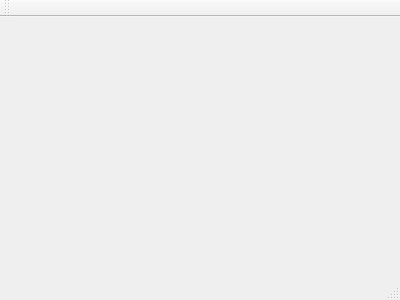
Above: LectureQT1/LectureQT1/mainwindow.ui from cmcderm/CSE335 before the change. Below: the same form after it.
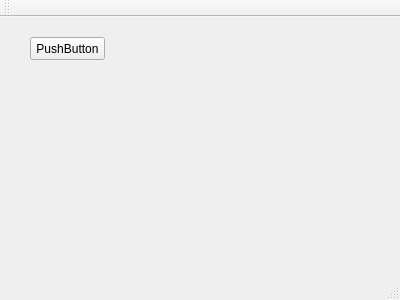
That is the form after the change.

```diff
--- a/LectureQT1/LectureQT1/mainwindow.ui
+++ b/LectureQT1/LectureQT1/mainwindow.ui
@@ -13,7 +13,21 @@
   <property name="windowTitle">
    <string>MainWindow</string>
   </property>
-  <widget class="QWidget" name="centralWidget"/>
+  <widget class="QWidget" name="centralWidget">
+   <widget class="QPushButton" name="pushButton">
+    <property name="geometry">
+     <rect>
+      <x>30</x>
+      <y>20</y>
+      <width>75</width>
+      <height>23</height>
+     </rect>
+    </property>
+    <property name="text">
+     <string>PushButton</string>
+    </property>
+   </widget>
+  </widget>
   <widget class="QMenuBar" name="menuBar">
    <property name="geometry">
     <rect>
```
Left out of the diff: 19 changed lines with no effect on the pictures.
